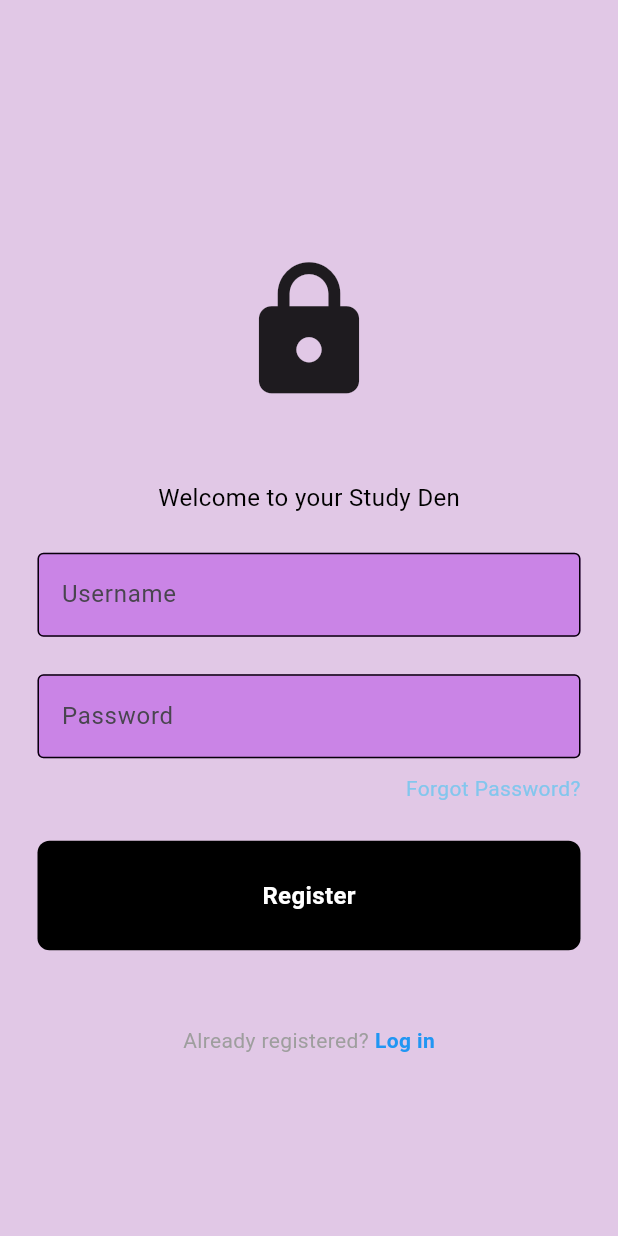
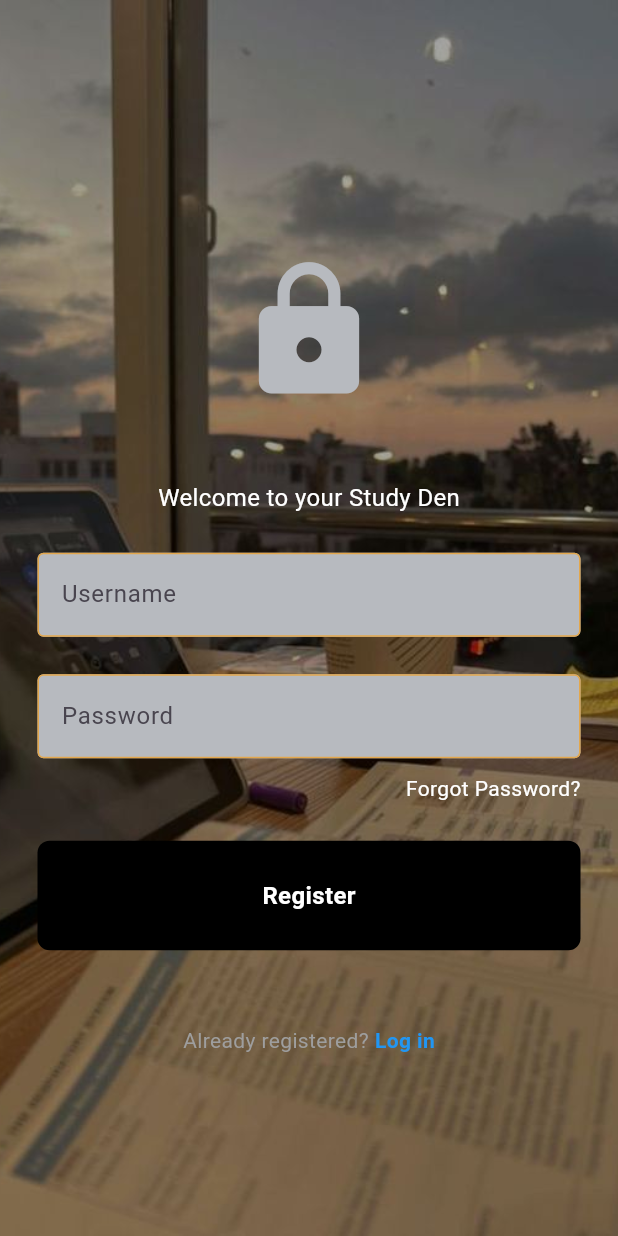
Before and after one commit to catastrxphic/productivity, a Flutter app: the screen it shows after launch, after a tap on "Not a member?", on a phone screen of 412 x 824 dp. Run offline on Flutter 3.47's test engine with Material 3 defaults, Android fonts, the phone set to English and light mode, and no system bars; network calls fail.

Commit message:
working on frontend for pages

```diff
--- a/blissfullden_app/lib/components/my_textfield.dart
+++ b/blissfullden_app/lib/components/my_textfield.dart
@@ -21,9 +21,9 @@ class MyTextfield extends StatelessWidget {
                   obscureText: obscureText ,
                   decoration: InputDecoration(
                     enabledBorder:const OutlineInputBorder(
-                      borderSide: BorderSide(color: Color.fromARGB(255, 8, 0, 10))
+                      borderSide: BorderSide(color: Color.fromARGB(255, 227, 167, 76))
                     ),
-                    fillColor: const Color.fromARGB(255, 202, 132, 230),
+                    fillColor: Color.fromARGB(255, 183, 186, 191),
                     filled: true,
                     hintText: hintText,
                   ),
--- a/blissfullden_app/lib/login_page.dart
+++ b/blissfullden_app/lib/login_page.dart
@@ -42,28 +42,35 @@ class LoginPage extends StatelessWidget {
   @override
   Widget build(BuildContext context) {
     return Scaffold(
-      backgroundColor: const Color.fromARGB(255, 225, 200, 230),
-      body: SafeArea(
+      // backgroundColor: const Color.fromARGB(255, 225, 200, 230),
+      body: Container(
+        decoration: const BoxDecoration(
+          image: DecorationImage(
+            image: AssetImage("lib/images/codingstudy.jpeg"),
+            fit: BoxFit.fill,
+          ),
+        ),
+        child: SafeArea(
           child: Center(
             child: SingleChildScrollView(
               child: Column(
                 mainAxisAlignment: MainAxisAlignment.center,
                 children: [
                   const SizedBox(height: 50),
-                //logo
+                  // logo
                   const Icon(
                     Icons.lock, size: 100,
+                    color: Color.fromARGB(255, 183, 186, 191),
                   ),
 
                   const SizedBox(height: 50),
                   const Text(
                     "Welcome Back",
                     style: TextStyle(
-                    color: Color.fromARGB(255, 0, 0, 0),
+                      color: Color.fromARGB(255, 255, 255, 255),
                       fontSize: 16,
                     ),
                   ),
-
 
                   const SizedBox(height: 25),
                   MyTextfield(
@@ -124,10 +131,10 @@ class LoginPage extends StatelessWidget {
 
                 ],
               ),
-          )
-
-        )
-        )
+            ),
+          ),
+        ),
+      ),
     );
   }
 }
--- a/blissfullden_app/lib/register_page.dart
+++ b/blissfullden_app/lib/register_page.dart
@@ -1,40 +1,34 @@
-import 'package:blissfullden_app/components/my_textfield.dart';
-import 'package:blissfullden_app/login_page.dart';
 import 'package:blissfullden_app/task_page.dart';
 import 'package:flutter/material.dart';
 import 'package:http/http.dart' as http;
 import 'package:blissfullden_app/components/button.dart';
-
-
-
+import 'package:blissfullden_app/components/my_textfield.dart';
+import 'package:blissfullden_app/login_page.dart';
 
 class RegisterPage extends StatelessWidget {
   RegisterPage({super.key});
   final usernameController = TextEditingController();
   final passwordController = TextEditingController();
 
-  Future <void> signUp(BuildContext context) async{
+  Future<void> signUp(BuildContext context) async {
     final response = await http.post(
       Uri.parse("http://127.0.0.1:8000/signup/"),
-      body:{
-        'username':usernameController.text,
-        'password':passwordController.text,
+      body: {
+        'username': usernameController.text,
+        'password': passwordController.text,
       },
     );
 
-    if (response.statusCode == 200){
-      // ignore: use_build_context_synchronously
+    if (response.statusCode == 200) {
       Navigator.of(context).push(
         MaterialPageRoute(
-          builder: (context)=> const MyHomePage(title: 'home',)
-        )
+          builder: (context) => const MyHomePage(title: 'home',),
+        ),
       );
-    }
-    else{
-      // ignore: use_build_context_synchronously
+    } else {
       ScaffoldMessenger.of(context).showSnackBar(
         const SnackBar(
-          content:  Text('Sign Up failed.')
+          content: Text('Sign Up failed.'),
         ),
       );
     }
@@ -43,28 +37,38 @@ class RegisterPage extends StatelessWidget {
   @override
   Widget build(BuildContext context) {
     return Scaffold(
-      backgroundColor: const Color.fromARGB(255, 225, 200, 230),
-      body: SafeArea(
+      backgroundColor: Colors.transparent, // Set background color to transparent
+      body: Stack( // Use Stack to place elements on top of each other
+        children: [
+          // Bottom layer: Background image
+          Image.asset(
+            "lib/images/codingstudy.jpeg", // Path to your image
+            fit: BoxFit.cover, // Adjusts the size of the image to cover the entire screen
+            width: MediaQuery.of(context).size.width, // Set width to screen width
+            height: MediaQuery.of(context).size.height, // Set height to screen height
+          ),
+
+          // Top layer: Content
+          SafeArea(
             child: Center(
               child: SingleChildScrollView(
                 child: Column(
                   mainAxisAlignment: MainAxisAlignment.center,
                   children: [
                     const SizedBox(height: 50),
-                //logo
                     const Icon(
                       Icons.lock, size: 100,
+                      color: Color.fromARGB(255, 183, 186, 191),
                     ),
 
                     const SizedBox(height: 50),
                     const Text(
                       "Welcome to your Study Den",
                       style: TextStyle(
-                    color: Color.fromARGB(255, 0, 0, 0),
+                        color: Colors.white, // Change text color to white for better visibility on the background image
                         fontSize: 16,
                       ),
                     ),
-
 
                     const SizedBox(height: 25),
                     MyTextfield(
@@ -80,61 +84,57 @@ class RegisterPage extends StatelessWidget {
                       obscureText: true,
                     ),
 
-                // const SizedBox(height: 25),
-                // MyTextfield(
-                //   controller: passwordController,
-                //   hintText: 'Confirm Password' ,
-                //   obscureText: true,
-                // ),
                     const SizedBox(height: 10),
-                const Padding(
-                  padding: EdgeInsets.symmetric(horizontal: 25.0),
+                    Padding(
+                      padding: const EdgeInsets.symmetric(horizontal: 25.0),
                       child: Row(
                         mainAxisAlignment: MainAxisAlignment.end,
                         children: [
                           Text(
                             'Forgot Password?',
-                        style: TextStyle(color: Color.fromARGB(255, 131, 198, 237)),
+                            style: TextStyle(color: Colors.white),
                           )
                         ],
                       ),
                     ),
 
                     const SizedBox(height: 25),
-                RegisterButton(onTap:()=> signUp(context)),
+                    RegisterButton(onTap: () => signUp(context)),
 
                     const SizedBox(height: 50),
                     GestureDetector(
-                  onTap:(){
+                      onTap: () {
                         Navigator.of(context).push(
                           MaterialPageRoute(
-                        builder: (context)=> LoginPage()
+                            builder: (context) => LoginPage(),
                           ),
                         );
-                  } ,
-                  child: const Row(
+                      },
+                      child: Row(
                         mainAxisAlignment: MainAxisAlignment.center,
-                    children: [
-                      Text('Already registered?',
-                      style: TextStyle(color:Colors.grey)
-                      ,),
+                        children: const [
+                          Text(
+                            'Already registered?',
+                            style: TextStyle(color: Colors.grey),
+                          ),
                           SizedBox(width: 4),
                           Text(
                             "Log in",
                             style: TextStyle(
-                        color:Colors.blue, fontWeight: FontWeight.bold
+                              color: Colors.blue,
+                              fontWeight: FontWeight.bold,
                             ),
                           )
                         ],
+                      ),
                     )
-                )
-
                   ],
                 ),
-          )
-
-        )
-        )
+              ),
+            ),
+          ),
+        ],
+      ),
     );
   }
 }
--- a/blissfullden_app/pubspec.yaml
+++ b/blissfullden_app/pubspec.yaml
@@ -61,9 +61,9 @@ flutter:
   uses-material-design: true
 
   # To add assets to your application, add an assets section, like this:
-  # assets:
-  #   - images/a_dot_burr.jpeg
-  #   - images/a_dot_ham.jpeg
+  assets:
+    - lib/images/codingstudy.jpeg
+    - lib/images/Pin by Renée on wallpaper _ Scenery wallpaper, Beautiful art pictures, Aesthetic backgrounds.jpeg
 
   # An image asset can refer to one or more resolution-specific "variants", see
   # https://flutter.dev/assets-and-images/#resolution-aware
```
Also changed, not shown: blissfullden_app/lib/task_page.dart (+160 -20 lines), blissfullden_app/lib/images/Pin by Renée on wallpaper _ Scenery wallpaper, Beautiful art pictures, Aesthetic backgrounds.jpeg (added), blissfullden_app/lib/images/codingstudy.jpeg (added), 17 other files. Lines whose indentation alone changed are shown as unchanged.
